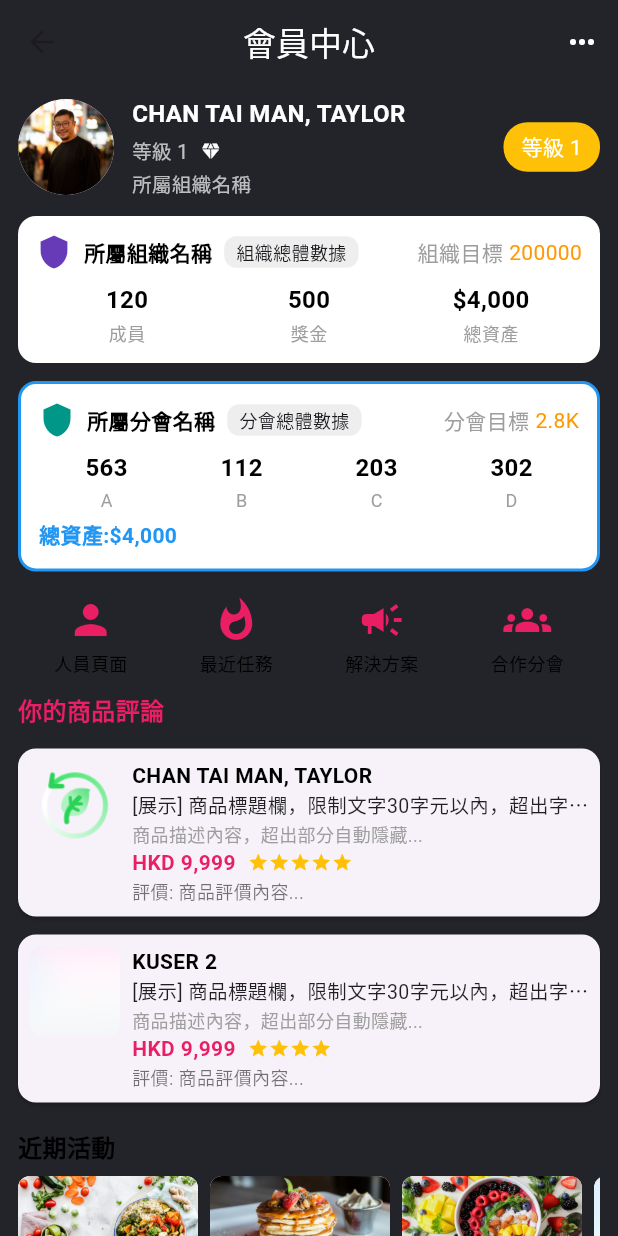
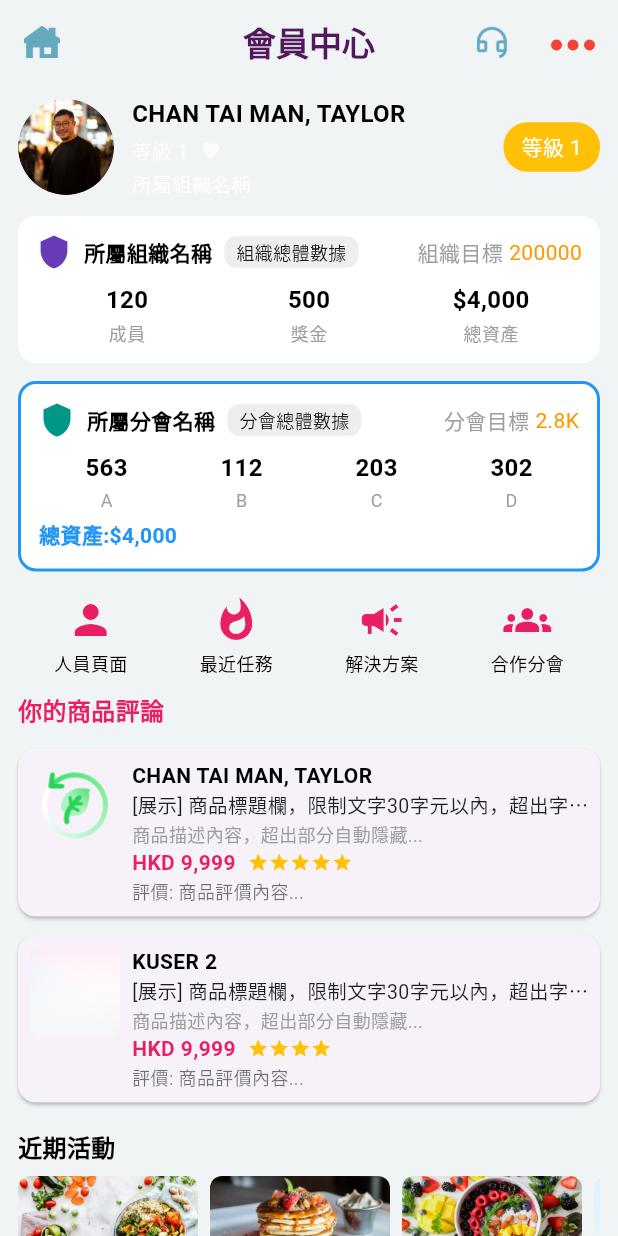
Before and after one commit to wangqiwei66/business_synerthink, a Flutter app: the MemberCenterView screen opened directly, on a phone screen of 412 x 824 dp. Run offline on Flutter 3.47's test engine with Material 3 defaults, Android fonts, the light colour scheme and no system bars; our stand-ins replace auto_size_text, cached_network_image, dio, fl_chart, flutter_animate, flutter_easyloading and 15 more; missing offline and left inert: dart:ffi, flutter_cupertino_datetime_picker, fluwx, jwt_decode, qr_code_scanner; accounts and stored records are empty; Roboto replaces fonts that are missing (PingFang SC).

Commit message:
feat: 更新颜色配置，优化会员中心背景色和登录视图样式，添加耳机图标

```diff
--- a/lib/app/config/color.dart
+++ b/lib/app/config/color.dart
@@ -4,7 +4,8 @@ class KColor {
   static const Color defaultBorderColor = Colors.black38;
   static const Color appbarColor = Colors.purple;
   static const Color boderblueColor = Color.fromARGB(255, 222, 222, 222);
-  static const Color backgroundColor = Color(0xFFFFF7DD);
+  static const Color backgroundLightColor = Color(0xFFF0F4F5);
+  static const Color backgroundDarkColor = Color(0xFF333333);
   static const Color textColor = Color.fromARGB(255, 33, 94, 215);
 
   /// 0xff343434
--- a/lib/app/pages/login/login_view.dart
+++ b/lib/app/pages/login/login_view.dart
@@ -207,5 +207,3 @@ class _LoginViewPageState extends State<LoginViewPage> {
     );
   }
 }
-
-class Kcolor {}
--- a/lib/app/pages/sidemenu/member_center_view.dart
+++ b/lib/app/pages/sidemenu/member_center_view.dart
@@ -1,5 +1,7 @@
 import 'package:flutter/material.dart';
 import 'package:get/get.dart';
+import 'package:tiny_weight/app/config/color.dart';
+import 'package:tiny_weight/app/pages/login/login_view.dart';
 import 'member_center_logic.dart';
 
 class MemberCenterView extends StatelessWidget {
@@ -9,15 +11,34 @@ class MemberCenterView extends StatelessWidget {
   @override
   Widget build(BuildContext context) {
     return Scaffold(
-      backgroundColor: const Color(0xFF23242A),
+      backgroundColor: KColor.backgroundLightColor,
       appBar: AppBar(
-        backgroundColor: const Color(0xFF23242A),
+        backgroundColor: KColor.backgroundLightColor,
         elevation: 0,
-        title: const Text('會員中心', style: TextStyle(color: Colors.white)),
+        title: const Text('會員中心',
+            style: TextStyle(
+                color: Color(0xFF51185C), fontWeight: FontWeight.bold)),
         centerTitle: true,
+        leading: IconButton(
+          icon: Image.asset('assets/img/home_icon.png', width: 24, height: 24),
+          onPressed: () {
+            Get.back();
+          },
+        ),
         actions: [
           IconButton(
-            icon: const Icon(Icons.more_horiz, color: Colors.white),
+            icon: Image.asset('assets/img/earPhone_icon.png',
+                width: 24, height: 24),
+            onPressed: () {
+              Get.back();
+            },
+          ),
+          IconButton(
+            icon: const Icon(
+              Icons.more_horiz,
+              color: Colors.red,
+              size: 44,
+            ),
             onPressed: () {},
           ),
         ],
@@ -42,7 +63,7 @@ class MemberCenterView extends StatelessWidget {
                       children: [
                         const Text('CHAN TAI MAN, TAYLOR',
                             style: TextStyle(
-                                color: Colors.white,
+                                color: Colors.black,
                                 fontWeight: FontWeight.bold,
                                 fontSize: 16)),
                         const SizedBox(height: 4),
```
Also changed, not shown: assets/img/earPhone_icon.png (added).
